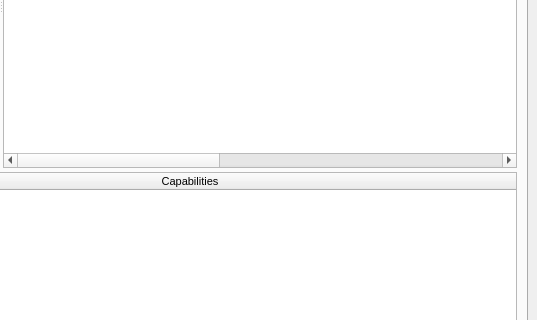
This is Documentation/QT_Designer/UI_FarmView.ui in david2777/DPS_Hydra as Qt 5 draws it before an edit; both pictures show x 757 to 1294 and y 206 to 526 of the 1294 by 739 pixel window. The edited form follows.
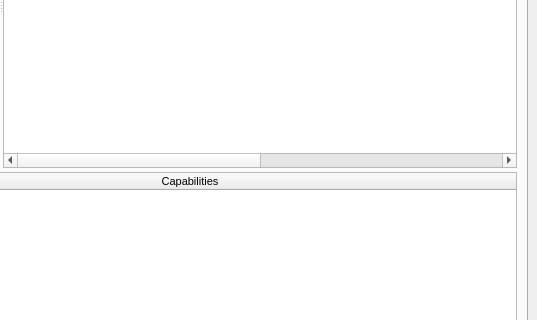
This is the edited form.

The edit to the form file:
```diff
--- a/Documentation/QT_Designer/UI_FarmView.ui
+++ b/Documentation/QT_Designer/UI_FarmView.ui
@@ -318,16 +318,6 @@
                  <string>Exit Code</string>
                 </property>
                </column>
-               <column>
-                <property name="text">
-                 <string>Attempts</string>
-                </property>
-               </column>
-               <column>
-                <property name="text">
-                 <string>Reqs</string>
-                </property>
-               </column>
               </widget>
              </item>
             </layout>
```
Left out of the diff: 4 changed lines with no effect on the pictures.
